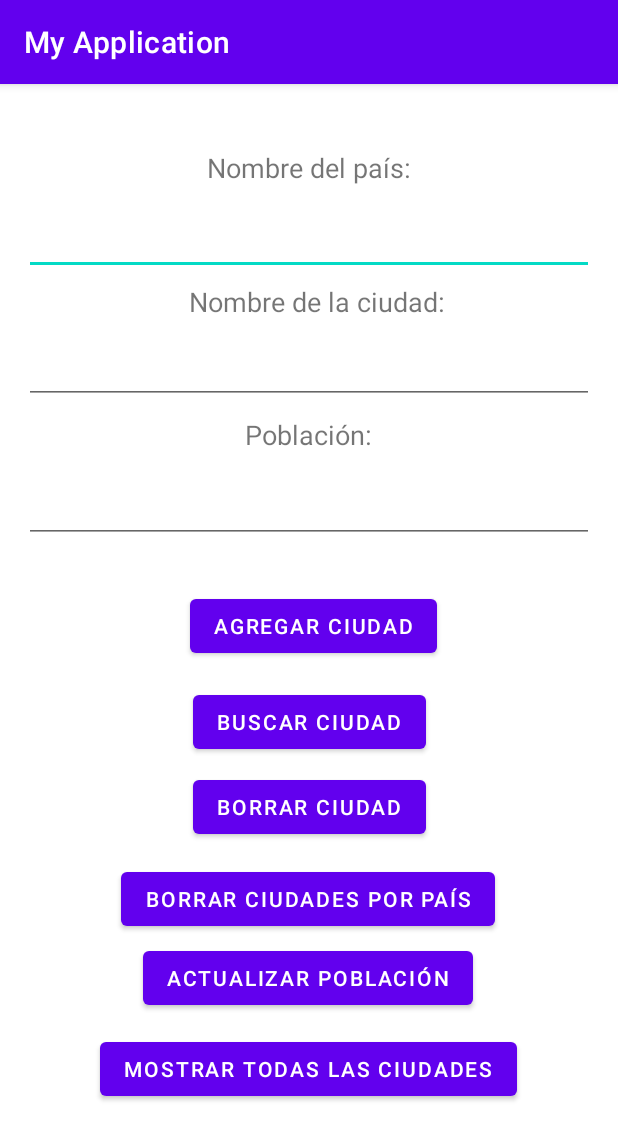
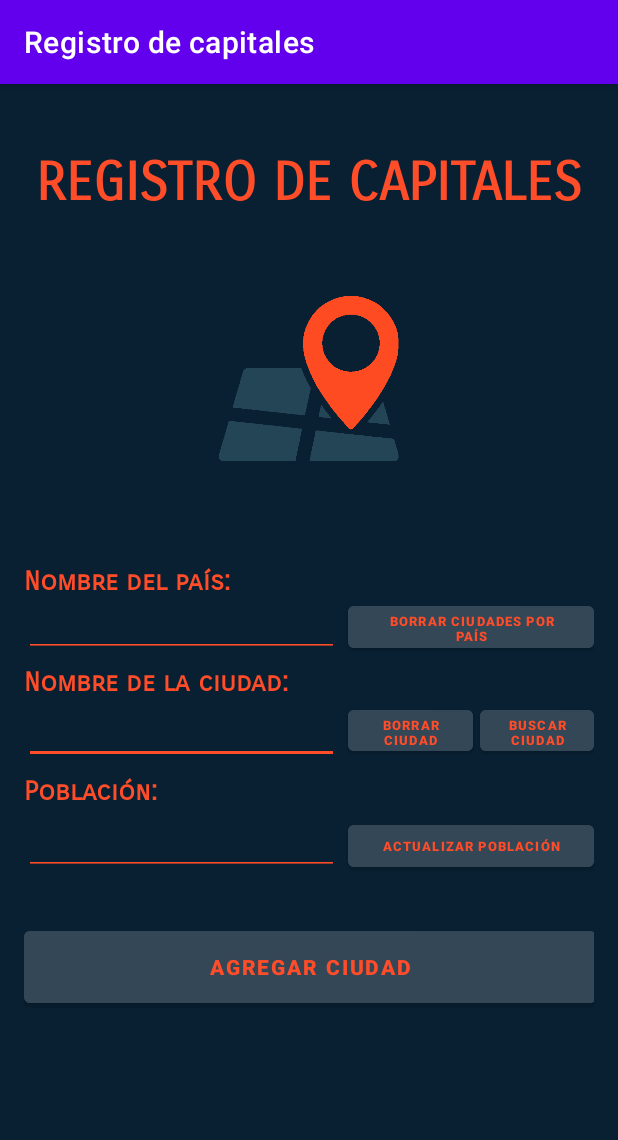
Before and after one commit to FrancoBorsella1/TP2-App-2, an Android app: the screen it shows after launch (MainActivity), on a phone screen of 412 x 824 dp. Shown: the top 1140 px of the screen. Run offline under Robolectric (Android 15) with nearby library versions, the phone set to English and light mode, and no system bars.

Commit message:
Interfaz de usuario actualizada

```diff
--- a/app/src/main/java/com/tp2/capitales/MainActivity.java
+++ b/app/src/main/java/com/tp2/capitales/MainActivity.java
@@ -78,7 +78,7 @@ public class MainActivity extends AppCompatActivity {
         Toast.makeText(this, "Población actualizada correctamente", Toast.LENGTH_SHORT).show();
     }
 
-    public void onClickMostrarTodasLasCiudades(View view) {
+   /* public void onClickMostrarTodasLasCiudades(View view) {
         List<Ciudad> listaCiudades = ciudadDAO.obtenerTodasLasCiudades();
 
         StringBuilder sb = new StringBuilder();
@@ -95,4 +95,6 @@ public class MainActivity extends AppCompatActivity {
             Toast.makeText(this, "No hay ciudades registradas", Toast.LENGTH_SHORT).show();
         }
     }
+
+    */
 }
--- a/app/src/main/res/layout/activity_main.xml
+++ b/app/src/main/res/layout/activity_main.xml
@@ -4,144 +4,215 @@
     xmlns:tools="http://schemas.android.com/tools"
     android:layout_width="match_parent"
     android:layout_height="match_parent"
+    android:background="@color/negro"
     android:orientation="vertical"
     android:padding="16dp"
     tools:context=".MainActivity">
+
+    <Button
+        android:id="@+id/button3"
+        android:layout_width="381dp"
+        android:layout_height="60dp"
+        android:backgroundTint="@color/gris_latam"
+        android:onClick="onClickAgregarCiudad"
+        android:text="Agregar ciudad"
+        android:textColor="@color/naranja"
+        android:textStyle="bold"
+        app:layout_constraintBottom_toBottomOf="parent"
+        app:layout_constraintEnd_toEndOf="parent"
+        app:layout_constraintHorizontal_bias="0.466"
+        app:layout_constraintStart_toStartOf="parent"
+        app:layout_constraintTop_toTopOf="parent"
+        app:layout_constraintVertical_bias="0.803" />
+
+    <Button
+        android:id="@+id/button4"
+        android:layout_width="83dp"
+        android:layout_height="39dp"
+        android:backgroundTint="@color/gris_latam"
+        android:onClick="onClickBorrarCiudad"
+        android:text="Borrar ciudad"
+        android:textColor="@color/naranja"
+        android:textSize="8.5sp"
+        android:textStyle="bold"
+        app:layout_constraintBottom_toBottomOf="parent"
+        app:layout_constraintEnd_toEndOf="parent"
+        app:layout_constraintHorizontal_bias="0.727"
+        app:layout_constraintStart_toStartOf="parent"
+        app:layout_constraintTop_toTopOf="parent"
+        app:layout_constraintVertical_bias="0.567" />
+
+    <EditText
+        android:id="@+id/editTextNombreCiudad"
+        android:layout_width="210dp"
+        android:layout_height="40dp"
+        android:backgroundTint="@color/naranja"
+        android:fontFamily="sans-serif-smallcaps"
+        android:inputType="text"
+        android:textColor="@color/naranja"
+        app:layout_constraintBottom_toBottomOf="parent"
+        app:layout_constraintEnd_toEndOf="parent"
+        app:layout_constraintHorizontal_bias="0.0"
+        app:layout_constraintStart_toStartOf="parent"
+        app:layout_constraintTop_toTopOf="parent"
+        app:layout_constraintVertical_bias="0.571" />
+
+    <Button
+        android:id="@+id/button2"
+        android:layout_width="164dp"
+        android:layout_height="40dp"
+        android:backgroundTint="@color/gris_latam"
+        android:onClick="onClickActualizarPoblacion"
+        android:text="Actualizar población"
+        android:textColor="@color/naranja"
+        android:textSize="8.5sp"
+        android:textStyle="bold"
+        app:layout_constraintBottom_toBottomOf="parent"
+        app:layout_constraintEnd_toEndOf="parent"
+        app:layout_constraintHorizontal_bias="1.0"
+        app:layout_constraintStart_toStartOf="parent"
+        app:layout_constraintTop_toTopOf="parent"
+        app:layout_constraintVertical_bias="0.678" />
+
+    <Button
+        android:id="@+id/button5"
+        android:layout_width="164dp"
+        android:layout_height="40dp"
+        android:backgroundTint="@color/gris_latam"
+        android:onClick="onClickBorrarCiudadesPorPais"
+        android:text="Borrar ciudades por país"
+        android:textColor="@color/naranja"
+        android:textSize="8.5sp"
+        android:textStyle="bold"
+        app:layout_constraintBottom_toBottomOf="parent"
+        app:layout_constraintEnd_toEndOf="parent"
+        app:layout_constraintHorizontal_bias="1.0"
+        app:layout_constraintStart_toStartOf="parent"
+        app:layout_constraintTop_toTopOf="parent"
+        app:layout_constraintVertical_bias="0.468" />
+
+    <EditText
+        android:id="@+id/editTextNombrePais"
+        android:layout_width="210dp"
+        android:layout_height="40dp"
+        android:backgroundTint="@color/naranja"
+        android:fontFamily="sans-serif-smallcaps"
+        android:inputType="text"
+        android:textColor="@color/naranja"
+        app:layout_constraintBottom_toBottomOf="parent"
+        app:layout_constraintEnd_toEndOf="parent"
+        app:layout_constraintHorizontal_bias="0.0"
+        app:layout_constraintStart_toStartOf="parent"
+        app:layout_constraintTop_toTopOf="parent"
+        app:layout_constraintVertical_bias="0.468" />
+
+    <Button
+        android:layout_width="76dp"
+        android:layout_height="39dp"
+        android:backgroundTint="@color/gris_latam"
+        android:onClick="onClickBuscarCiudad"
+        android:text="Buscar ciudad"
+        android:textColor="@color/naranja"
+        android:textSize="8.5sp"
+        android:textStyle="bold"
+        app:layout_constraintBottom_toBottomOf="parent"
+        app:layout_constraintEnd_toEndOf="parent"
+        app:layout_constraintHorizontal_bias="1.0"
+        app:layout_constraintStart_toStartOf="parent"
+        app:layout_constraintTop_toTopOf="parent"
+        app:layout_constraintVertical_bias="0.567" />
 
     <TextView
         android:id="@+id/textView"
         android:layout_width="wrap_content"
         android:layout_height="wrap_content"
+        android:fontFamily="sans-serif-smallcaps"
         android:text="Nombre del país:"
+        android:textColor="@color/naranja"
         android:textSize="18sp"
+        android:textStyle="bold"
         app:layout_constraintBottom_toBottomOf="parent"
         app:layout_constraintEnd_toEndOf="parent"
+        app:layout_constraintHorizontal_bias="0.0"
         app:layout_constraintStart_toStartOf="parent"
         app:layout_constraintTop_toTopOf="parent"
-        app:layout_constraintVertical_bias="0.038" />
+        app:layout_constraintVertical_bias="0.427" />
 
     <EditText
-        android:id="@+id/editTextNombrePais"
-        android:layout_width="match_parent"
-        android:layout_height="wrap_content"
-        android:inputType="text"
+        android:id="@+id/editTextPoblacion"
+        android:layout_width="210dp"
+        android:layout_height="40dp"
+        android:backgroundTint="@color/naranja"
+        android:fontFamily="sans-serif-smallcaps"
+        android:inputType="number"
         app:layout_constraintBottom_toBottomOf="parent"
         app:layout_constraintEnd_toEndOf="parent"
+        app:layout_constraintHorizontal_bias="0.0"
         app:layout_constraintStart_toStartOf="parent"
         app:layout_constraintTop_toTopOf="parent"
-        app:layout_constraintVertical_bias="0.096" />
+        app:layout_constraintVertical_bias="0.677" />
+
+    <TextView
+        android:id="@+id/textView2"
+        android:layout_width="wrap_content"
+        android:layout_height="wrap_content"
+        android:fontFamily="sans-serif-smallcaps"
+        android:text="Población:"
+        android:textColor="@color/naranja"
+        android:textSize="18sp"
+        android:textStyle="bold"
+        app:layout_constraintBottom_toBottomOf="parent"
+        app:layout_constraintEnd_toEndOf="parent"
+        app:layout_constraintHorizontal_bias="0.0"
+        app:layout_constraintStart_toStartOf="parent"
+        app:layout_constraintTop_toTopOf="parent"
+        app:layout_constraintVertical_bias="0.623" />
 
     <TextView
         android:id="@+id/textView3"
         android:layout_width="wrap_content"
         android:layout_height="wrap_content"
+        android:fontFamily="sans-serif-smallcaps"
         android:text="Nombre de la ciudad:"
+        android:textColor="@color/naranja"
         android:textSize="18sp"
+        android:textStyle="bold"
         app:layout_constraintBottom_toBottomOf="parent"
         app:layout_constraintEnd_toEndOf="parent"
-        app:layout_constraintHorizontal_bias="0.526"
+        app:layout_constraintHorizontal_bias="0.0"
         app:layout_constraintStart_toStartOf="parent"
         app:layout_constraintTop_toTopOf="parent"
-        app:layout_constraintVertical_bias="0.164" />
+        app:layout_constraintVertical_bias="0.521" />
 
-    <EditText
-        android:id="@+id/editTextNombreCiudad"
-        android:layout_width="match_parent"
+    <TextView
+        android:id="@+id/textView4"
+        android:layout_width="wrap_content"
         android:layout_height="wrap_content"
-        android:inputType="text"
+        android:fontFamily="sans-serif-smallcaps"
+        android:text="REGISTRO DE CAPITALES"
+        android:textAlignment="textStart"
+        android:textColor="@color/naranja"
+        android:textSize="35sp"
+        android:textStyle="bold"
         app:layout_constraintBottom_toBottomOf="parent"
         app:layout_constraintEnd_toEndOf="parent"
         app:layout_constraintStart_toStartOf="parent"
         app:layout_constraintTop_toTopOf="parent"
-        app:layout_constraintVertical_bias="0.22" />
+        app:layout_constraintVertical_bias="0.041" />
 
-    <TextView
-        android:id="@+id/textView2"
-        android:layout_width="wrap_content"
-        android:layout_height="wrap_content"
-        android:text="Población:"
-        android:textSize="18sp"
+    <ImageView
+        android:id="@+id/imageView"
+        android:layout_width="150dp"
+        android:layout_height="150dp"
         app:layout_constraintBottom_toBottomOf="parent"
         app:layout_constraintEnd_toEndOf="parent"
         app:layout_constraintHorizontal_bias="0.498"
         app:layout_constraintStart_toStartOf="parent"
         app:layout_constraintTop_toTopOf="parent"
-        app:layout_constraintVertical_bias="0.289" />
+        app:layout_constraintVertical_bias="0.18"
+        app:srcCompat="@drawable/logoubicacion" />
 
-    <EditText
-        android:id="@+id/editTextPoblacion"
-        android:layout_width="match_parent"
-        android:layout_height="wrap_content"
-        android:inputType="number"
-        app:layout_constraintBottom_toBottomOf="parent"
-        app:layout_constraintEnd_toEndOf="parent"
-        app:layout_constraintStart_toStartOf="parent"
-        app:layout_constraintTop_toTopOf="parent"
-        app:layout_constraintVertical_bias="0.354" />
-
-    <Button
-        android:id="@+id/button3"
-        android:layout_width="wrap_content"
-        android:layout_height="wrap_content"
-        android:onClick="onClickAgregarCiudad"
-        android:text="Agregar ciudad"
-        app:layout_constraintBottom_toBottomOf="parent"
-        app:layout_constraintEnd_toEndOf="parent"
-        app:layout_constraintHorizontal_bias="0.514"
-        app:layout_constraintStart_toStartOf="parent"
-        app:layout_constraintTop_toTopOf="parent"
-        app:layout_constraintVertical_bias="0.467" />
-
-    <Button
-        android:layout_width="wrap_content"
-        android:layout_height="wrap_content"
-        android:onClick="onClickBuscarCiudad"
-        android:text="Buscar ciudad"
-        app:layout_constraintBottom_toBottomOf="parent"
-        app:layout_constraintEnd_toEndOf="parent"
-        app:layout_constraintStart_toStartOf="parent"
-        app:layout_constraintTop_toTopOf="parent"
-        app:layout_constraintVertical_bias="0.56" />
-
-    <Button
-        android:id="@+id/button4"
-        android:layout_width="wrap_content"
-        android:layout_height="wrap_content"
-        android:onClick="onClickBorrarCiudad"
-        android:text="Borrar ciudad"
-        app:layout_constraintBottom_toBottomOf="parent"
-        app:layout_constraintEnd_toEndOf="parent"
-        app:layout_constraintStart_toStartOf="parent"
-        app:layout_constraintTop_toTopOf="parent"
-        app:layout_constraintVertical_bias="0.642" />
-
-    <Button
-        android:id="@+id/button5"
-        android:layout_width="wrap_content"
-        android:layout_height="wrap_content"
-        android:onClick="onClickBorrarCiudadesPorPais"
-        android:text="Borrar ciudades por país"
-        app:layout_constraintBottom_toBottomOf="parent"
-        app:layout_constraintEnd_toEndOf="parent"
-        app:layout_constraintHorizontal_bias="0.496"
-        app:layout_constraintStart_toStartOf="parent"
-        app:layout_constraintTop_toTopOf="parent"
-        app:layout_constraintVertical_bias="0.732" />
-
-    <Button
-        android:id="@+id/button2"
-        android:layout_width="wrap_content"
-        android:layout_height="wrap_content"
-        android:onClick="onClickActualizarPoblacion"
-        android:text="Actualizar población"
-        app:layout_constraintBottom_toBottomOf="parent"
-        app:layout_constraintEnd_toEndOf="parent"
-        app:layout_constraintHorizontal_bias="0.497"
-        app:layout_constraintStart_toStartOf="parent"
-        app:layout_constraintTop_toTopOf="parent"
-        app:layout_constraintVertical_bias="0.808" />
-
-    <Button
+    <!--<Button
         android:id="@+id/button"
         android:layout_width="wrap_content"
         android:layout_height="wrap_content"
@@ -149,9 +220,10 @@
         android:text="Mostrar todas las ciudades"
         app:layout_constraintBottom_toBottomOf="parent"
         app:layout_constraintEnd_toEndOf="parent"
-        app:layout_constraintHorizontal_bias="0.496"
+        app:layout_constraintHorizontal_bias="0.578"
         app:layout_constraintStart_toStartOf="parent"
         app:layout_constraintTop_toTopOf="parent"
-        app:layout_constraintVertical_bias="0.896" />
+        app:layout_constraintVertical_bias="1.0" />
+    -->
 
 </androidx.constraintlayout.widget.ConstraintLayout>
--- a/app/src/main/res/values/colors.xml
+++ b/app/src/main/res/values/colors.xml
@@ -7,4 +7,8 @@
     <color name="teal_700">#FF018786</color>
     <color name="black">#FF000000</color>
     <color name="white">#FFFFFFFF</color>
+    <color name="negro">#082032</color>
+    <color name="gris_oscuro">#2C394B</color>
+    <color name="gris_latam">#334756</color>
+    <color name="naranja">#FF4C29</color>
 </resources>
--- a/app/src/main/res/values/strings.xml
+++ b/app/src/main/res/values/strings.xml
@@ -1,3 +1,3 @@
 <resources>
-    <string name="app_name">My Application</string>
+    <string name="app_name">Registro de capitales</string>
 </resources>
```
Also changed, not shown: app/src/main/res/drawable/logoubicacion.png (added).
